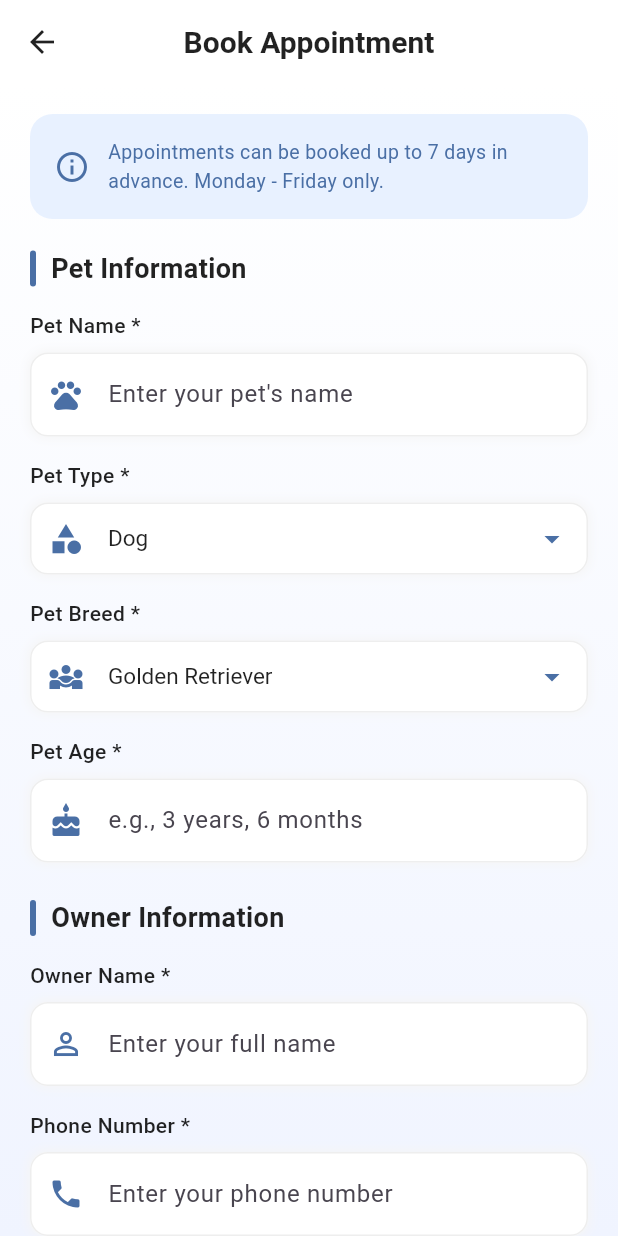
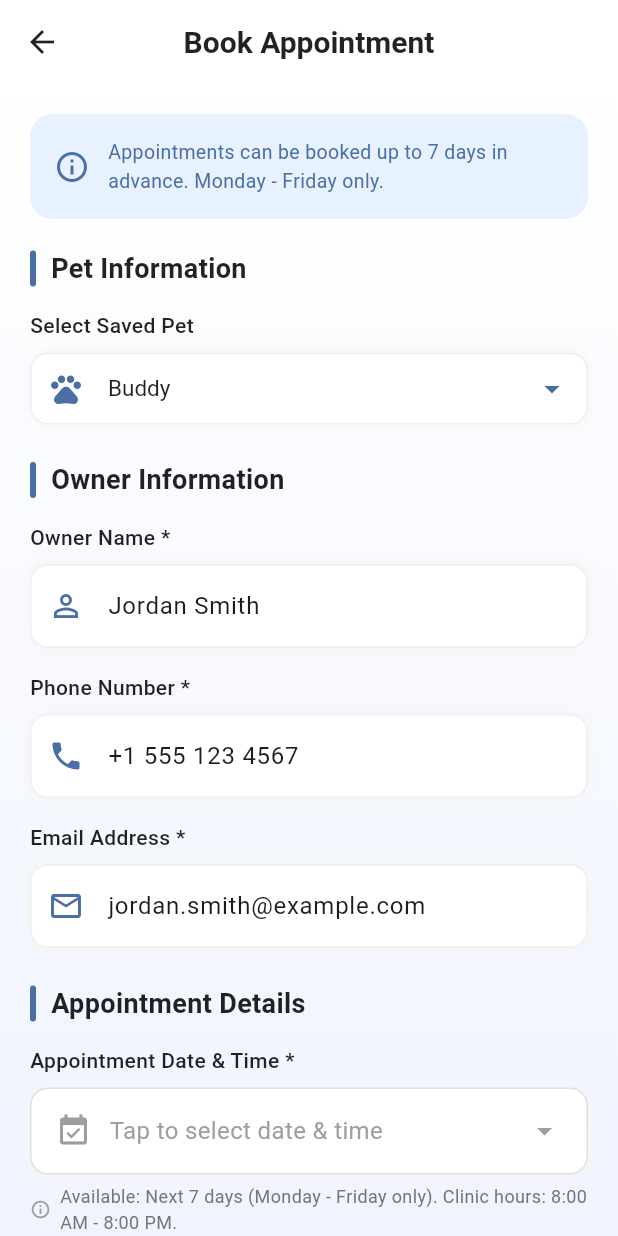
Before and after one commit to Zhyaromer/veterinary-clinic, a Flutter app: the BookAppointmentScreen screen opened directly, on a phone screen of 412 x 824 dp. Run offline on Flutter 3.47's test engine with Material 3 defaults, Android fonts, the phone set to English and light mode, and no system bars; our stand-ins replace google_maps_flutter; network calls fail.

Commit message:
fixed appointments page

```diff
--- a/lib/screens/book_appointment_screen.dart
+++ b/lib/screens/book_appointment_screen.dart
@@ -1,6 +1,20 @@
 import 'package:flutter/material.dart';
 import '../models/appointment.dart';
 import 'package:intl/intl.dart';
+
+class _PredefinedPet {
+  const _PredefinedPet({
+    required this.name,
+    required this.type,
+    required this.breed,
+    required this.age,
+  });
+
+  final String name;
+  final String type;
+  final String breed;
+  final String age;
+}
 
 class BookAppointmentScreen extends StatefulWidget {
   const BookAppointmentScreen({Key? key}) : super(key: key);
@@ -11,15 +25,14 @@ class BookAppointmentScreen extends StatefulWidget {
 
 class _BookAppointmentScreenState extends State<BookAppointmentScreen> {
   final _formKey = GlobalKey<FormState>();
-  final TextEditingController _dateController = TextEditingController();
-  final TextEditingController _timeController = TextEditingController();
+  final TextEditingController _ownerNameController = TextEditingController();
+  final TextEditingController _phoneController = TextEditingController();
+  final TextEditingController _emailController = TextEditingController();
 
   // Focus nodes
-  final FocusNode _petNameFocus = FocusNode();
   final FocusNode _ownerNameFocus = FocusNode();
   final FocusNode _phoneFocus = FocusNode();
   final FocusNode _emailFocus = FocusNode();
-  final FocusNode _petAgeFocus = FocusNode();
 
   // Form fields
   String _petName = '';
@@ -37,8 +50,23 @@ class _BookAppointmentScreenState extends State<BookAppointmentScreen> {
   String _vetPreference = 'Any Available Veterinarian';
   bool _termsAccepted = false;
 
-  // Available options
-  final List<String> _petTypes = ['Dog', 'Cat', 'Bird', 'Rabbit', 'Other'];
+  late _PredefinedPet _selectedPet;
+  final List<_PredefinedPet> _predefinedPets = const [
+    _PredefinedPet(
+      name: 'Buddy',
+      type: 'Dog',
+      breed: 'Golden Retriever',
+      age: '3 years',
+    ),
+    _PredefinedPet(name: 'Luna', type: 'Cat', breed: 'Siamese', age: '2 years'),
+    _PredefinedPet(
+      name: 'Kiwi',
+      type: 'Bird',
+      breed: 'Parrot',
+      age: '11 months',
+    ),
+  ];
+
   final List<String> _reasons = [
     'Annual Checkup',
     'Vaccination',
@@ -59,74 +87,62 @@ class _BookAppointmentScreenState extends State<BookAppointmentScreen> {
     'Dr. Robert Williams',
   ];
 
-  // Breed options
-  final Map<String, List<String>> _breedOptions = {
-    'Dog': [
-      'Golden Retriever',
-      'German Shepherd',
-      'Bulldog',
-      'Poodle',
-      'Beagle',
-      'Other',
-    ],
-    'Cat': [
-      'Siamese',
-      'Persian',
-      'Maine Coon',
-      'Bengal',
-      'British Shorthair',
-      'Other',
-    ],
-    'Bird': ['Parrot', 'Cockatiel', 'Canary', 'Finch', 'Budgerigar', 'Other'],
-    'Rabbit': ['Dutch', 'Mini Lop', 'Angora', 'Rex', 'Lionhead', 'Other'],
-    'Other': ['Other'],
-  };
-
   @override
   void initState() {
     super.initState();
-    // Initialize with empty date - let user choose
-    _dateController.text = 'Tap to select date';
-    _timeController.text = 'Tap to select time';
+    _selectedPet = _predefinedPets.first;
+    _applyPetProfile(_selectedPet, updateState: false);
 
-    // Initialize breed
-    _petBreed = _breedOptions[_petType]?.first ?? 'Other';
+    _ownerNameController.text = 'Jordan Smith';
+    _phoneController.text = '+1 555 123 4567';
+    _emailController.text = 'jordan.smith@example.com';
+    _ownerName = _ownerNameController.text;
+    _phoneNumber = _phoneController.text;
+    _email = _emailController.text;
   }
 
   @override
   void dispose() {
-    _dateController.dispose();
-    _timeController.dispose();
-    _petNameFocus.dispose();
+    _ownerNameController.dispose();
+    _phoneController.dispose();
+    _emailController.dispose();
     _ownerNameFocus.dispose();
     _phoneFocus.dispose();
     _emailFocus.dispose();
-    _petAgeFocus.dispose();
     super.dispose();
   }
 
-  void _selectDate() async {
+  void _applyPetProfile(_PredefinedPet pet, {bool updateState = true}) {
+    void assignValues() {
+      _selectedPet = pet;
+      _petName = pet.name;
+      _petType = pet.type;
+      _petBreed = pet.breed;
+      _petAge = pet.age;
+    }
+
+    if (updateState) {
+      setState(assignValues);
+    } else {
+      assignValues();
+    }
+  }
+
+  Future<void> _selectDateTime() async {
     final now = DateTime.now();
 
-    final DateTime? picked = await showDatePicker(
+    final DateTime? pickedDate = await showDatePicker(
       context: context,
       initialDate: now.add(const Duration(days: 1)),
       firstDate: now.add(const Duration(days: 1)),
       lastDate: now.add(const Duration(days: 7)),
     );
 
-    if (picked != null) {
-      setState(() {
-        _selectedDate = picked;
-        _dateController.text = DateFormat('EEEE, MMMM d, yyyy').format(picked);
-      });
-    }
-  }
+    if (pickedDate == null) return;
 
-  void _selectTime() async {
-    final TimeOfDay? picked = await showTimePicker(
+    final TimeOfDay? pickedTime = await showTimePicker(
       context: context,
-      initialTime: TimeOfDay.now(),
+      initialTime: _selectedTime ?? TimeOfDay.now(),
       builder: (context, child) {
         return Theme(
           data: Theme.of(context).copyWith(
@@ -145,12 +161,12 @@ class _BookAppointmentScreenState extends State<BookAppointmentScreen> {
       },
     );
 
-    if (picked != null) {
-      setState(() {
-        _selectedTime = picked;
-        _timeController.text = _formatTime(picked);
-      });
-    }
+    if (pickedTime == null) return;
+
+    setState(() {
+      _selectedDate = pickedDate;
+      _selectedTime = pickedTime;
+    });
   }
 
   String _formatTime(TimeOfDay time) {
@@ -158,6 +174,12 @@ class _BookAppointmentScreenState extends State<BookAppointmentScreen> {
     final minute = time.minute.toString().padLeft(2, '0');
     final period = time.period == DayPeriod.am ? 'AM' : 'PM';
     return '$hour:$minute $period';
+  }
+
+  String _formattedDateTimeLabel({DateTime? date, TimeOfDay? time}) {
+    if (date == null || time == null) return 'Tap to select date & time';
+    final dateLabel = DateFormat('EEEE, MMMM d, yyyy').format(date);
+    return '$dateLabel • ${_formatTime(time)}';
   }
 
   bool get _isFormValid {
@@ -355,7 +377,7 @@ class _BookAppointmentScreenState extends State<BookAppointmentScreen> {
                             style: TextStyle(
                               fontSize: 16,
                               fontWeight: FontWeight.w600,
-                               color: Colors.white
+                              color: Colors.white,
                             ),
                           ),
                         ),
@@ -474,58 +496,18 @@ class _BookAppointmentScreenState extends State<BookAppointmentScreen> {
 
                   // Pet Information Section
                   _buildSectionHeader('Pet Information'),
-                  _buildTextField(
-                    focusNode: _petNameFocus,
-                    label: 'Pet Name *',
-                    hint: 'Enter your pet\'s name',
-                    icon: Icons.pets,
+                  _buildDropdown(
+                    label: 'Select Saved Pet',
+                    value: _selectedPet.name,
+                    items: _predefinedPets.map((pet) => pet.name).toList(),
+                    icon: Icons.pets_outlined,
                     onChanged: (value) {
-                      setState(() {
-                        _petName = value;
-                      });
+                      if (value == null) return;
+                      final pet = _predefinedPets.firstWhere(
+                        (p) => p.name == value,
+                      );
+                      _applyPetProfile(pet);
                     },
-                    validator: (value) => value!.trim().isEmpty
-                        ? 'Please enter your pet\'s name'
-                        : null,
-                  ),
-
-                  const SizedBox(height: 16),
-                  _buildDropdown(
-                    label: 'Pet Type *',
-                    value: _petType,
-                    items: _petTypes,
-                    icon: Icons.category,
-                    onChanged: (value) {
-                      setState(() {
-                        _petType = value!;
-                        _petBreed = _breedOptions[value]?.first ?? 'Other';
-                      });
-                    },
-                  ),
-
-                  const SizedBox(height: 16),
-                  _buildDropdown(
-                    label: 'Pet Breed *',
-                    value: _petBreed,
-                    items: _breedOptions[_petType] ?? ['Other'],
-                    icon: Icons.diversity_3,
-                    onChanged: (value) => setState(() => _petBreed = value!),
-                  ),
-
-                  const SizedBox(height: 16),
-                  _buildTextField(
-                    focusNode: _petAgeFocus,
-                    label: 'Pet Age *',
-                    hint: 'e.g., 3 years, 6 months',
-                    icon: Icons.cake,
-                    onChanged: (value) {
-                      setState(() {
-                        _petAge = value;
-                      });
-                    },
-                    validator: (value) => value!.trim().isEmpty
-                        ? 'Please enter your pet\'s age'
-                        : null,
                   ),
 
                   const SizedBox(height: 24),
@@ -537,6 +519,7 @@ class _BookAppointmentScreenState extends State<BookAppointmentScreen> {
                     label: 'Owner Name *',
                     hint: 'Enter your full name',
                     icon: Icons.person_outline,
+                    controller: _ownerNameController,
                     onChanged: (value) {
                       setState(() {
                         _ownerName = value;
@@ -552,6 +535,7 @@ class _BookAppointmentScreenState extends State<BookAppointmentScreen> {
                     label: 'Phone Number *',
                     hint: 'Enter your phone number',
                     icon: Icons.phone,
+                    controller: _phoneController,
                     keyboardType: TextInputType.phone,
                     onChanged: (value) {
                       setState(() {
@@ -575,6 +559,7 @@ class _BookAppointmentScreenState extends State<BookAppointmentScreen> {
                     label: 'Email Address *',
                     hint: 'Enter your email address',
                     icon: Icons.email_outlined,
+                    controller: _emailController,
                     keyboardType: TextInputType.emailAddress,
                     onChanged: (value) {
                       setState(() {
@@ -599,12 +584,12 @@ class _BookAppointmentScreenState extends State<BookAppointmentScreen> {
                   // Appointment Details Section
                   _buildSectionHeader('Appointment Details'),
 
-                  // Date Picker
+                  // Combined Date & Time Picker
                   Column(
                     crossAxisAlignment: CrossAxisAlignment.start,
                     children: [
                       const Text(
-                        'Appointment Date *',
+                        'Appointment Date & Time *',
                         style: TextStyle(
                           fontSize: 14,
                           fontWeight: FontWeight.w500,
@@ -613,9 +598,7 @@ class _BookAppointmentScreenState extends State<BookAppointmentScreen> {
                       ),
                       const SizedBox(height: 8),
                       InkWell(
-                        onTap: () {
-                          _selectDate();
-                        },
+                        onTap: _selectDateTime,
                         borderRadius: BorderRadius.circular(12),
                         child: Container(
                           padding: const EdgeInsets.symmetric(
@@ -626,10 +609,14 @@ class _BookAppointmentScreenState extends State<BookAppointmentScreen> {
                             color: Colors.white,
                             borderRadius: BorderRadius.circular(12),
                             border: Border.all(
-                              color: _selectedDate == null
+                              color:
+                                  _selectedDate == null || _selectedTime == null
                                   ? Colors.grey.shade300
                                   : const Color(0xFF4A6FA5),
-                              width: _selectedDate == null ? 1 : 2,
+                              width:
+                                  _selectedDate == null || _selectedTime == null
+                                  ? 1
+                                  : 2,
                             ),
                             boxShadow: [
                               BoxShadow(
@@ -642,25 +629,30 @@ class _BookAppointmentScreenState extends State<BookAppointmentScreen> {
                           child: Row(
                             children: [
                               Icon(
-                                Icons.calendar_today,
-                                color: _selectedDate == null
+                                Icons.event_available,
+                                color:
+                                    _selectedDate == null ||
+                                        _selectedTime == null
                                     ? Colors.grey.shade500
                                     : const Color(0xFF4A6FA5),
                               ),
                               const SizedBox(width: 12),
                               Expanded(
                                 child: Text(
-                                  _selectedDate == null
-                                      ? 'Tap to select date'
-                                      : DateFormat(
-                                          'EEEE, MMMM d, yyyy',
-                                        ).format(_selectedDate!),
+                                  _formattedDateTimeLabel(
+                                    date: _selectedDate,
+                                    time: _selectedTime,
+                                  ),
                                   style: TextStyle(
                                     fontSize: 16,
-                                    color: _selectedDate == null
+                                    color:
+                                        _selectedDate == null ||
+                                            _selectedTime == null
                                         ? Colors.grey.shade500
                                         : Colors.black87,
-                                    fontWeight: _selectedDate == null
+                                    fontWeight:
+                                        _selectedDate == null ||
+                                            _selectedTime == null
                                         ? FontWeight.normal
                                         : FontWeight.w500,
                                   ),
@@ -668,7 +660,9 @@ class _BookAppointmentScreenState extends State<BookAppointmentScreen> {
                               ),
                               Icon(
                                 Icons.arrow_drop_down,
-                                color: _selectedDate == null
+                                color:
+                                    _selectedDate == null ||
+                                        _selectedTime == null
                                     ? Colors.grey.shade500
                                     : const Color(0xFF4A6FA5),
                               ),
@@ -687,92 +681,11 @@ class _BookAppointmentScreenState extends State<BookAppointmentScreen> {
                           const SizedBox(width: 6),
                           Flexible(
                             child: Text(
-                              'Available: Next 7 days (Monday - Friday only)',
+                              'Available: Next 7 days (Monday - Friday only). Clinic hours: 8:00 AM - 8:00 PM.',
                               style: TextStyle(
                                 fontSize: 12,
                                 color: Colors.grey.shade600,
                               ),
-                            ),
-                          ),
-                        ],
-                      ),
-                    ],
-                  ),
-
-                  const SizedBox(height: 16),
-
-                  // Time Picker
-                  Column(
-                    crossAxisAlignment: CrossAxisAlignment.start,
-                    children: [
-                      const Text(
-                        'Appointment Time *',
-                        style: TextStyle(
-                          fontSize: 14,
-                          fontWeight: FontWeight.w500,
-                          color: Colors.black87,
-                        ),
-                      ),
-                      const SizedBox(height: 8),
-                      GestureDetector(
-                        onTap: _selectTime,
-                        child: Container(
-                          padding: const EdgeInsets.symmetric(
-                            horizontal: 16,
-                            vertical: 16,
-                          ),
-                          decoration: BoxDecoration(
-                            color: Colors.white,
-                            borderRadius: BorderRadius.circular(12),
-                            border: Border.all(color: Colors.grey.shade300),
-                            boxShadow: [
-                              BoxShadow(
-                                color: Colors.grey.shade100,
-                                blurRadius: 5,
-                                spreadRadius: 1,
-                              ),
-                            ],
-                          ),
-                          child: Row(
-                            children: [
-                              Icon(
-                                Icons.access_time,
-                                color: const Color(0xFF4A6FA5),
-                              ),
-                              const SizedBox(width: 12),
-                              Expanded(
-                                child: Text(
-                                  _timeController.text,
-                                  style: TextStyle(
-                                    fontSize: 16,
-                                    color: _selectedTime == null
-                                        ? Colors.grey.shade500
-                                        : Colors.black87,
-                                  ),
-                                ),
-                              ),
-                              Icon(
-                                Icons.arrow_drop_down,
-                                color: Colors.grey.shade600,
-                              ),
-                            ],
-                          ),
-                        ),
-                      ),
-                      const SizedBox(height: 6),
-                      Row(
-                        children: [
-                          Icon(
-                            Icons.info_outline,
-                            size: 14,
-                            color: Colors.grey.shade500,
-                          ),
-                          const SizedBox(width: 6),
-                          Text(
-                            'Clinic hours: 8:00 AM - 8:00 PM',
-                            style: TextStyle(
-                              fontSize: 12,
-                              color: Colors.grey.shade600,
                             ),
                           ),
                         ],
@@ -1090,6 +1003,8 @@ class _BookAppointmentScreenState extends State<BookAppointmentScreen> {
     required String hint,
     required IconData icon,
     required ValueChanged<String> onChanged,
+    TextEditingController? controller,
+    String? initialValue,
     FormFieldValidator<String>? validator,
     TextInputType keyboardType = TextInputType.text,
   }) {
@@ -1118,6 +1033,8 @@ class _BookAppointmentScreenState extends State<BookAppointmentScreen> {
           ),
           child: TextFormField(
             focusNode: focusNode,
+            controller: controller,
+            initialValue: controller == null ? initialValue : null,
             decoration: InputDecoration(
               hintText: hint,
               filled: true,
```
